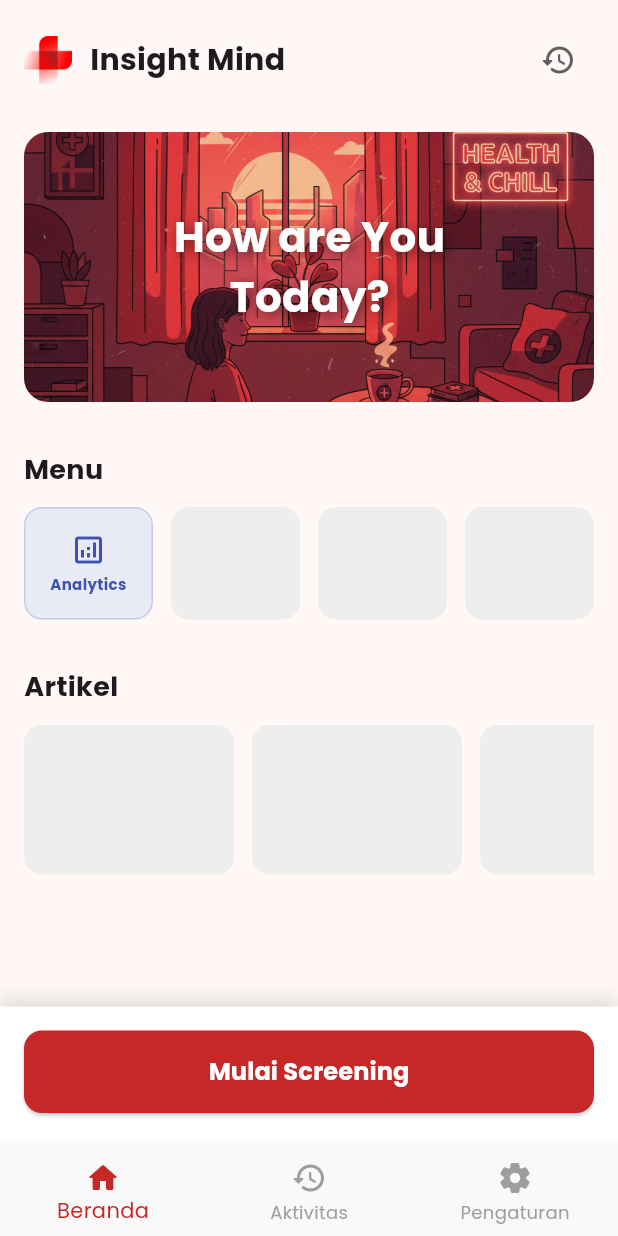
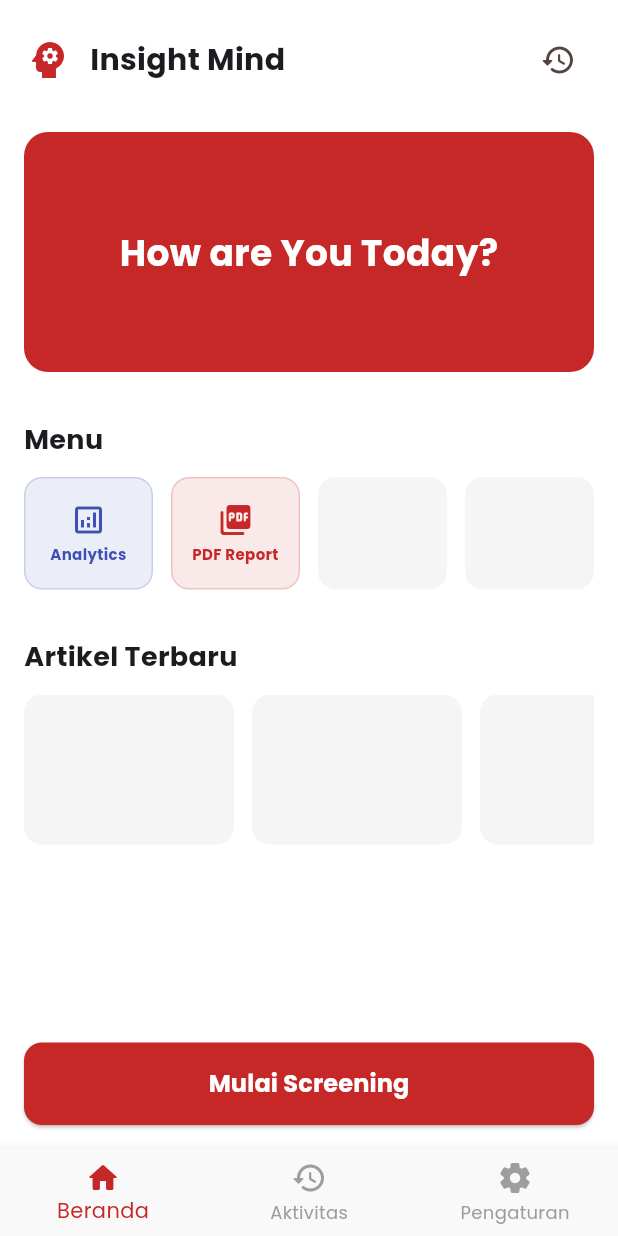
Before and after one commit to rikiandika22/project-insightmind-app, a Flutter app: the screen it shows after launch, on a phone screen of 412 x 824 dp. Run offline on Flutter 3.47's test engine with Material 3 defaults, Android fonts, the phone set to English and light mode, and no system bars; our stand-ins replace camera, equatable, fl_chart, flutter_riverpod, google_fonts, hive and 4 more; accounts and stored records are empty.

Commit message:
menyelesaikan fitur report dan save pdf

```diff
--- a/lib/features/insightmind/presentation/pages/home_page.dart
+++ b/lib/features/insightmind/presentation/pages/home_page.dart
@@ -1,20 +1,17 @@
-// lib/features/insightmind/presentation/pages/home_page.dart
-
 import 'package:flutter/material.dart';
+import 'package:flutter_riverpod/flutter_riverpod.dart';
 import 'package:insightmind_app/features/insightmind/presentation/pages/screening_page.dart';
 import 'package:insightmind_app/features/insightmind/presentation/pages/history_page.dart';
-// [BARU] Import halaman Analisis (sebelumnya dashboard)
 import 'package:insightmind_app/features/insightmind/presentation/pages/analisis_page.dart';
+import 'package:insightmind_app/features/insightmind/presentation/providers/report_provider.dart';
 
-class HomePage extends StatelessWidget {
+class HomePage extends ConsumerWidget {
   const HomePage({super.key});
 
-  final String logoAsset = 'assets/images/logo.png';
-  final String bannerAsset = 'assets/images/banner_hero.png';
-
   @override
-  Widget build(BuildContext context) {
+  Widget build(BuildContext context, WidgetRef ref) {
     return Scaffold(
+      backgroundColor: Colors.white,
       body: Column(
         children: [
           Expanded(
@@ -26,14 +23,20 @@ class HomePage extends StatelessWidget {
                   children: [
                     _buildHeader(context),
                     const SizedBox(height: 24),
-                    _buildBanner(context),
+                    _buildBanner(),
                     const SizedBox(height: 32),
-                    _buildSectionTitle('Menu'),
+                    const Text(
+                      'Menu',
+                      style: TextStyle(fontSize: 18, fontWeight: FontWeight.bold),
+                    ),
                     const SizedBox(height: 12),
-                    // [DIUBAH] Mengirim context ke fungsi ini agar bisa navigasi
-                    _buildMenuRow(context),
+                    // Baris menu utama dengan 4 kolom
+                    _buildMenuRow(context, ref),
                     const SizedBox(height: 32),
-                    _buildSectionTitle('Artikel'),
+                    const Text(
+                      'Artikel Terbaru',
+                      style: TextStyle(fontSize: 18, fontWeight: FontWeight.bold),
+                    ),
                     const SizedBox(height: 12),
                     _buildArtikelRow(),
                     const SizedBox(height: 24),
@@ -50,33 +53,23 @@ class HomePage extends StatelessWidget {
 
   Widget _buildHeader(BuildContext context) {
     return SafeArea(
-      bottom: false,
       child: Padding(
         padding: const EdgeInsets.only(top: 16.0),
         child: Row(
           children: [
-            Image.asset(
-              logoAsset,
-              height: 32,
-            ),
+            const Icon(Icons.psychology, color: Color(0xFFC62828), size: 32),
             const SizedBox(width: 12),
             const Text(
               'Insight Mind',
-              style: TextStyle(
-                fontSize: 20,
-                fontWeight: FontWeight.bold,
-              ),
+              style: TextStyle(fontSize: 20, fontWeight: FontWeight.bold),
             ),
             const Spacer(),
             IconButton(
-              icon: Icon(Icons.history_rounded, color: Colors.grey[700]),
-              tooltip: 'Lihat Riwayat',
-              onPressed: () {
-                Navigator.push(
+              icon: const Icon(Icons.history_rounded),
+              onPressed: () => Navigator.push(
                 context,
                 MaterialPageRoute(builder: (context) => const HistoryPage()),
-                );
-              },
+              ),
             ),
           ],
         ),
@@ -84,109 +77,104 @@ class HomePage extends StatelessWidget {
     );
   }
 
-  Widget _buildBanner(BuildContext context) {
-    return Stack(
-      alignment: Alignment.centerLeft,
-      children: [
-        ClipRRect(
+  Widget _buildBanner() {
+    return Container(
+      width: double.infinity,
+      height: 160,
+      decoration: BoxDecoration(
+        color: const Color(0xFFC62828),
         borderRadius: BorderRadius.circular(16),
-          child: Image.asset(
-            bannerAsset,
-            width: double.infinity,
-            height: 180,
-            fit: BoxFit.cover,
+      ),
+      child: const Center(
+        child: Text(
+          'How are You Today?',
+          style: TextStyle(color: Colors.white, fontSize: 24, fontWeight: FontWeight.bold),
         ),
       ),
-        Padding(
-          padding: const EdgeInsets.only(left: 100.0),
-          child: Text(
-            'How are You\nToday?',
-            textAlign: TextAlign.center,
-            style: TextStyle(
-              color: Colors.white,
-              fontSize: 28,
-              fontWeight: FontWeight.bold,
-              shadows: [
-                Shadow(
-                  blurRadius: 10.0,
-                  color: Colors.black.withOpacity(0.5),
-                  offset: const Offset(2.0, 2.0),
-                ),
-              ],
+    );
+  }
+
+  Widget _buildMenuRow(BuildContext context, WidgetRef ref) {
+    return Row(
+      children: [
+        // 1. Menu Analytics
+        Expanded(
+          child: _buildMenuItem(
+            icon: Icons.analytics_outlined,
+            label: 'Analytics',
+            color: Colors.indigo,
+            onTap: () => Navigator.push(
+              context,
+              MaterialPageRoute(builder: (context) => const AnalisisPage()),
             ),
           ),
         ),
+        const SizedBox(width: 12),
+
+        // 2. Menu PDF Report (Fitur Agung)
+        Expanded(
+          child: _buildMenuItem(
+            icon: Icons.picture_as_pdf_rounded,
+            label: 'PDF Report',
+            color: const Color(0xFFC62828),
+            onTap: () async {
+              ScaffoldMessenger.of(context).showSnackBar(
+                const SnackBar(content: Text("Memproses Laporan & Simpan Data...")),
+              );
+              // Memanggil fungsi utama di ReportProvider
+              await ref.read(reportProvider).processFullReport(85.0, "Risiko Rendah");
+            },
+          ),
+        ),
+
+        const SizedBox(width: 12),
+        // 3. Placeholder Box 1
+        Expanded(child: _buildPlaceholderBox()),
+        const SizedBox(width: 12),
+        // 4. Placeholder Box 2
+        Expanded(child: _buildPlaceholderBox()),
       ],
     );
   }
 
-  Widget _buildSectionTitle(String title) {
-    return Text(
-      title,
-      style: const TextStyle(
-        fontSize: 18,
-        fontWeight: FontWeight.bold,
-      ),
-    );
-  }
-
-  // [DIUBAH] Fungsi ini sekarang menerima context untuk navigasi
-  Widget _buildMenuRow(BuildContext context) {
-    return Row(
-      children: [
-        // [BARU] Tombol Analytics menggantikan placeholder pertama
-        Expanded(
-          child: _buildMenuItem(
-            context,
-            icon: Icons.analytics_outlined,
-            label: 'Analytics',
-            onTap: () {
-              Navigator.push(
-                context,
-                MaterialPageRoute(builder: (context) => const AnalisisPage()),
-              );
-            },
-          ),
-        ),
-        const SizedBox(width: 12),
-        // Kotak placeholder lainnya tetap ada
-        Expanded(child: _buildPlaceholderBox(height: 75)),
-        const SizedBox(width: 12),
-        Expanded(child: _buildPlaceholderBox(height: 75)),
-        const SizedBox(width: 12),
-        Expanded(child: _buildPlaceholderBox(height: 75)),
-      ],
-    );
-  }
-
-  // [BARU] Helper widget untuk item menu yang bisa diklik
-  Widget _buildMenuItem(BuildContext context, {required IconData icon, required String label, required VoidCallback onTap}) {
+  Widget _buildMenuItem({
+    required IconData icon,
+    required String label,
+    required Color color,
+    required VoidCallback onTap,
+  }) {
     return InkWell(
       onTap: onTap,
       borderRadius: BorderRadius.circular(12),
       child: Container(
         height: 75,
         decoration: BoxDecoration(
-          color: Colors.indigo[50], // Warna background sedikit Indigo/Ungu muda
+          color: color.withOpacity(0.1),
           borderRadius: BorderRadius.circular(12),
-          border: Border.all(color: Colors.indigo.withOpacity(0.2)),
+          border: Border.all(color: color.withOpacity(0.2)),
         ),
         child: Column(
           mainAxisAlignment: MainAxisAlignment.center,
           children: [
-            Icon(icon, color: Colors.indigo),
+            Icon(icon, color: color),
             const SizedBox(height: 4),
             Text(
               label,
-              style: const TextStyle(
-                fontSize: 10,
-                fontWeight: FontWeight.bold,
-                color: Colors.indigo
-              ),
+              style: TextStyle(fontSize: 10, fontWeight: FontWeight.bold, color: color),
               textAlign: TextAlign.center,
             ),
           ],
         ),
+      ),
+    );
+  }
+
+  Widget _buildPlaceholderBox() {
+    return Container(
+      height: 75,
+      decoration: BoxDecoration(
+        color: Colors.grey[100],
+        borderRadius: BorderRadius.circular(12),
       ),
     );
   }
@@ -196,57 +184,45 @@ class HomePage extends StatelessWidget {
       scrollDirection: Axis.horizontal,
       child: Row(
         children: [
-          _buildPlaceholderBox(width: 140, height: 100),
+          _buildPlaceholderBoxArtikel(),
           const SizedBox(width: 12),
-          _buildPlaceholderBox(width: 140, height: 100),
+          _buildPlaceholderBoxArtikel(),
           const SizedBox(width: 12),
-          _buildPlaceholderBox(width: 140, height: 100),
-          const SizedBox(width: 12),
-          _buildPlaceholderBox(width: 140, height: 100),
-          const SizedBox(width: 12),
-          _buildPlaceholderBox(width: 140, height: 100),
+          _buildPlaceholderBoxArtikel(),
         ],
       ),
     );
   }
 
-  Widget _buildPlaceholderBox({double? width, required double height}) {
+  Widget _buildPlaceholderBoxArtikel() {
     return Container(
-      width: width,
-      height: height,
+      width: 140,
+      height: 100,
       decoration: BoxDecoration(
-        color: Colors.grey[200],
+        color: Colors.grey[100],
         borderRadius: BorderRadius.circular(12),
       ),
     );
   }
 
   Widget _buildStartButton(BuildContext context) {
-    return Container(
+    return Padding(
+      padding: const EdgeInsets.all(16.0),
+      child: SizedBox(
         width: double.infinity,
-      padding: const EdgeInsets.fromLTRB(16, 16, 16, 24),
-      decoration: const BoxDecoration(
-        color: Colors.white,
-        boxShadow: [
-          BoxShadow(
-            color: Colors.black12,
-            blurRadius: 10,
-            offset: Offset(0, -5),
-          )
-        ],
+        child: ElevatedButton(
+          style: ElevatedButton.styleFrom(
+            backgroundColor: const Color(0xFFC62828),
+            padding: const EdgeInsets.symmetric(vertical: 16),
+            shape: RoundedRectangleBorder(borderRadius: BorderRadius.circular(12)),
           ),
-      child: ElevatedButton(
-        onPressed: () {
-          Navigator.push(
+          onPressed: () => Navigator.push(
             context,
             MaterialPageRoute(builder: (context) => const ScreeningPage()),
-          );
-        },
+          ),
           child: const Text(
             'Mulai Screening',
-          style: TextStyle(
-            fontSize: 16,
-            fontWeight: FontWeight.bold,
+            style: TextStyle(fontSize: 16, fontWeight: FontWeight.bold, color: Colors.white),
           ),
         ),
       ),
```
Also changed, not shown: lib/features/insightmind/business/report_service.dart (added, +191 -0 lines), lib/features/insightmind/local/screening_record.dart (added, +25 -0 lines), lib/features/insightmind/presentation/providers/report_provider.dart (added, +17 -0 lines), lib/main.dart (+70 -13 lines), lib/providers/report_provider.dart (added, +13 -0 lines), lib/services/persistence_service.dart (added, +22 -0 lines), lib/services/report_generator.dart (added, +46 -0 lines), pubspec.yaml (+13 -67 lines), lib/features/insightmind/local/screening_record.g.dart (added), pubspec.lock, 5 other files. Lines whose indentation alone changed are shown as unchanged.
